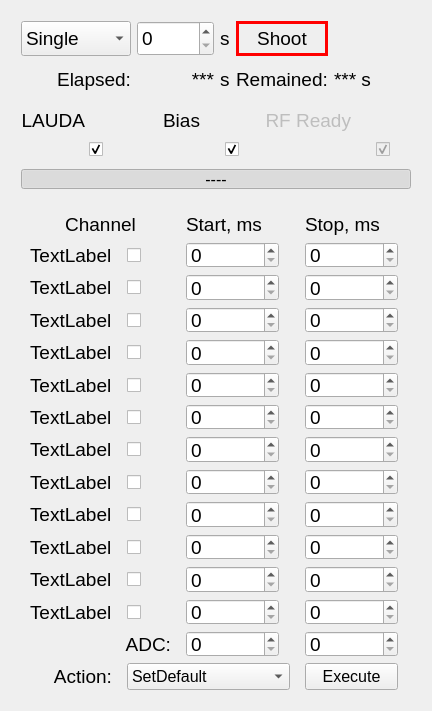
Before: the Qt Designer form Timer_UI.ui in smertouh/1_MeV_UI_additional, drawn with Qt 5.
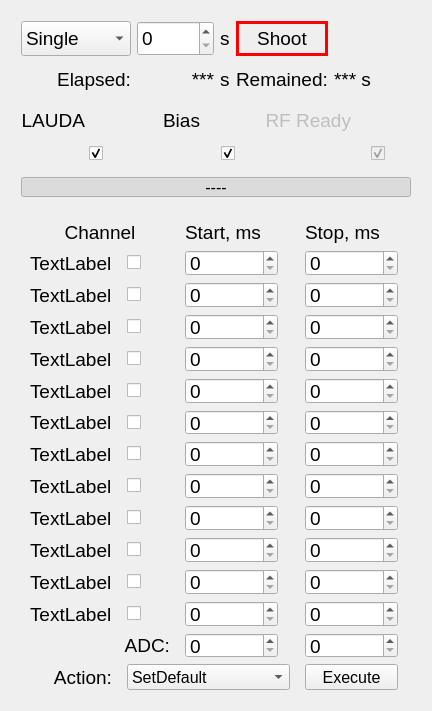
After: the same form once the commit is applied. Icons and pictures are not drawn.

```diff
--- a/Timer_UI.ui
+++ b/Timer_UI.ui
@@ -821,14 +821,14 @@
           </property>
           <property name="minimumSize">
            <size>
-            <width>0</width>
-            <height>0</height>
+            <width>23</width>
+            <height>23</height>
            </size>
           </property>
           <property name="maximumSize">
            <size>
-            <width>16777215</width>
-            <height>16777215</height>
+            <width>23</width>
+            <height>23</height>
            </size>
           </property>
           <property name="font">
@@ -856,14 +856,14 @@
           </property>
           <property name="minimumSize">
            <size>
-            <width>0</width>
-            <height>0</height>
+            <width>23</width>
+            <height>23</height>
            </size>
           </property>
           <property name="maximumSize">
            <size>
-            <width>16777215</width>
-            <height>16777215</height>
+            <width>23</width>
+            <height>23</height>
            </size>
           </property>
           <property name="font">
@@ -891,14 +891,14 @@
           </property>
           <property name="minimumSize">
            <size>
-            <width>0</width>
-            <height>0</height>
+            <width>23</width>
+            <height>23</height>
            </size>
           </property>
           <property name="maximumSize">
            <size>
-            <width>16777215</width>
-            <height>16777215</height>
+            <width>23</width>
+            <height>23</height>
            </size>
           </property>
           <property name="font">
@@ -965,14 +965,14 @@
            </property>
            <property name="minimumSize">
             <size>
-             <width>0</width>
-             <height>0</height>
+             <width>23</width>
+             <height>23</height>
             </size>
            </property>
            <property name="maximumSize">
             <size>
-             <width>16777215</width>
-             <height>16777215</height>
+             <width>23</width>
+             <height>23</height>
             </size>
            </property>
            <property name="font">
@@ -997,14 +997,14 @@
            </property>
            <property name="minimumSize">
             <size>
-             <width>0</width>
-             <height>0</height>
+             <width>23</width>
+             <height>23</height>
             </size>
            </property>
            <property name="maximumSize">
             <size>
-             <width>16777215</width>
-             <height>16777215</height>
+             <width>23</width>
+             <height>23</height>
             </size>
            </property>
            <property name="font">
@@ -1535,14 +1535,14 @@
            </property>
            <property name="minimumSize">
             <size>
-             <width>0</width>
-             <height>0</height>
+             <width>23</width>
+             <height>23</height>
             </size>
            </property>
            <property name="maximumSize">
             <size>
-             <width>16777215</width>
-             <height>16777215</height>
+             <width>23</width>
+             <height>23</height>
             </size>
            </property>
            <property name="font">
@@ -1602,14 +1602,14 @@
            </property>
            <property name="minimumSize">
             <size>
-             <width>0</width>
-             <height>0</height>
+             <width>23</width>
+             <height>23</height>
             </size>
            </property>
            <property name="maximumSize">
             <size>
-             <width>16777215</width>
-             <height>16777215</height>
+             <width>23</width>
+             <height>23</height>
             </size>
            </property>
            <property name="font">
@@ -1765,14 +1765,14 @@
            </property>
            <property name="minimumSize">
             <size>
-             <width>0</width>
-             <height>0</height>
+             <width>23</width>
+             <height>23</height>
             </size>
            </property>
            <property name="maximumSize">
             <size>
-             <width>16777215</width>
-             <height>16777215</height>
+             <width>23</width>
+             <height>23</height>
             </size>
            </property>
            <property name="font">
@@ -1838,14 +1838,14 @@
            </property>
            <property name="minimumSize">
             <size>
-             <width>26</width>
-             <height>26</height>
+             <width>23</width>
+             <height>23</height>
             </size>
            </property>
            <property name="maximumSize">
             <size>
-             <width>16777215</width>
-             <height>16777215</height>
+             <width>23</width>
+             <height>23</height>
             </size>
            </property>
            <property name="font">
@@ -2012,14 +2012,14 @@
            </property>
            <property name="minimumSize">
             <size>
-             <width>0</width>
-             <height>0</height>
+             <width>23</width>
+             <height>23</height>
             </size>
            </property>
            <property name="maximumSize">
             <size>
-             <width>16777215</width>
-             <height>16777215</height>
+             <width>23</width>
+             <height>23</height>
             </size>
            </property>
            <property name="font">
@@ -2280,14 +2280,14 @@
            </property>
            <property name="minimumSize">
             <size>
-             <width>0</width>
-             <height>0</height>
+             <width>23</width>
+             <height>23</height>
             </size>
            </property>
            <property name="maximumSize">
             <size>
-             <width>16777215</width>
-             <height>16777215</height>
+             <width>23</width>
+             <height>23</height>
             </size>
            </property>
            <property name="font">
@@ -2484,14 +2484,14 @@
            </property>
            <property name="minimumSize">
             <size>
-             <width>0</width>
-             <height>0</height>
+             <width>23</width>
+             <height>23</height>
             </size>
            </property>
            <property name="maximumSize">
             <size>
-             <width>16777215</width>
-             <height>16777215</height>
+             <width>23</width>
+             <height>23</height>
             </size>
            </property>
            <property name="font">
@@ -2551,14 +2551,14 @@
            </property>
            <property name="minimumSize">
             <size>
-             <width>0</width>
-             <height>0</height>
+             <width>23</width>
+             <height>23</height>
             </size>
            </property>
            <property name="maximumSize">
             <size>
-             <width>16777215</width>
-             <height>16777215</height>
+             <width>23</width>
+             <height>23</height>
             </size>
            </property>
            <property name="font">
@@ -2688,14 +2688,14 @@
            </property>
            <property name="minimumSize">
             <size>
-             <width>0</width>
-             <height>0</height>
+             <width>23</width>
+             <height>23</height>
             </size>
            </property>
            <property name="maximumSize">
             <size>
-             <width>16777215</width>
-             <height>16777215</height>
+             <width>23</width>
+             <height>23</height>
             </size>
            </property>
            <property name="font">
@@ -2752,14 +2752,14 @@
            </property>
            <property name="minimumSize">
             <size>
-             <width>0</width>
-             <height>0</height>
+             <width>23</width>
+             <height>23</height>
             </size>
            </property>
            <property name="maximumSize">
             <size>
-             <width>16777215</width>
-             <height>16777215</height>
+             <width>23</width>
+             <height>23</height>
             </size>
            </property>
            <property name="font">
```
